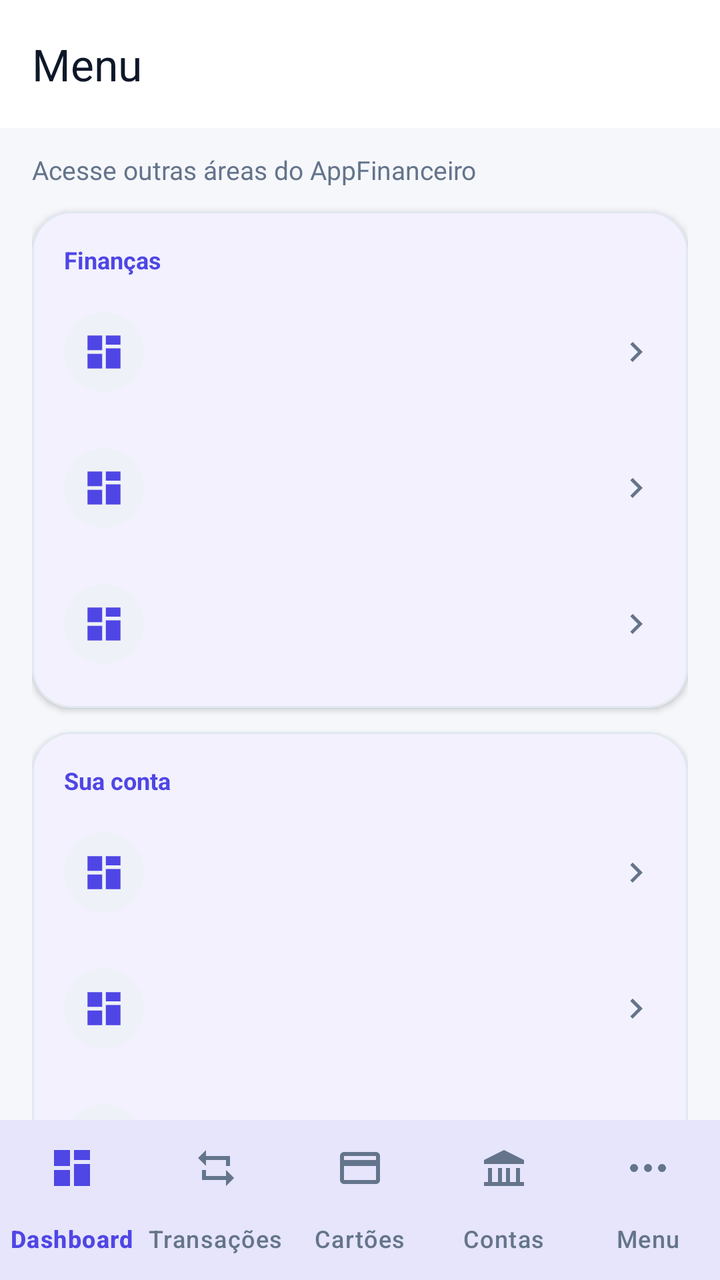
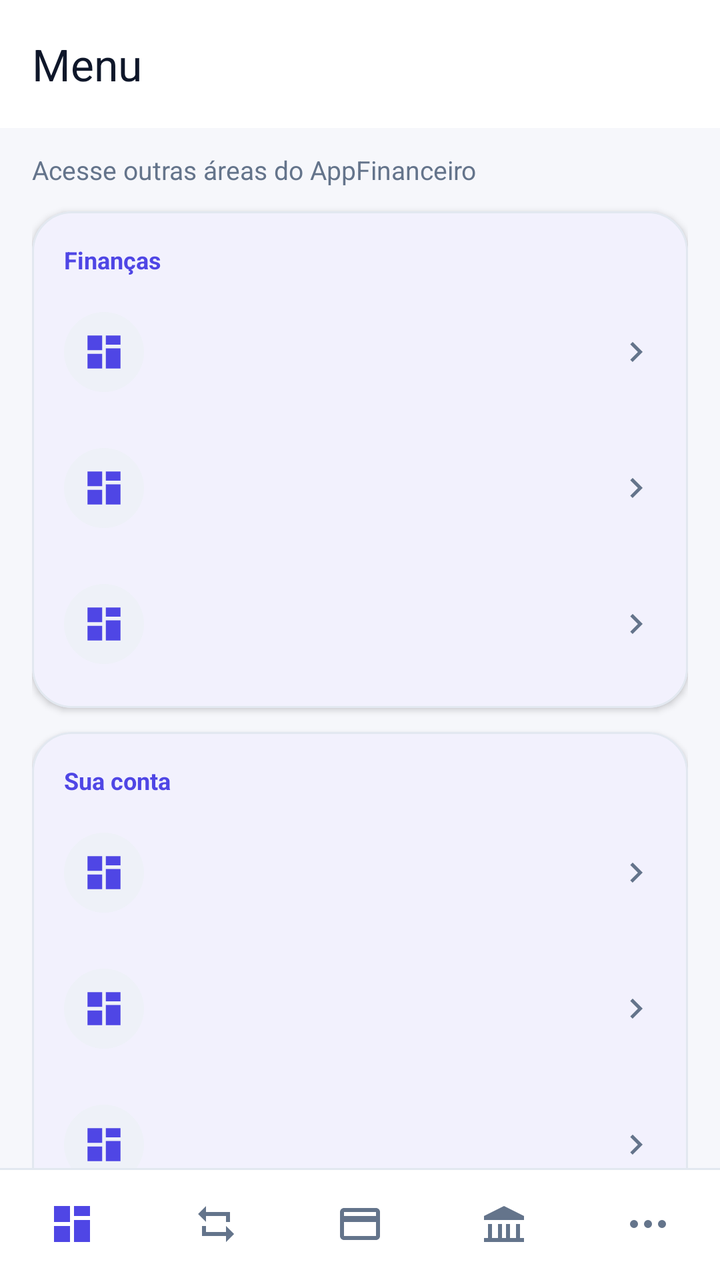

Two renders of the same Android screen: before a commit and after it. Below are the layout's source before the change and the commit's diff.
<!-- AndroidManifest.xml: activity theme Theme.Appfinanceiro -->
<!-- res/layout/activity_menu.xml -->
<?xml version="1.0" encoding="utf-8"?>
<androidx.coordinatorlayout.widget.CoordinatorLayout xmlns:android="http://schemas.android.com/apk/res/android"
    xmlns:app="http://schemas.android.com/apk/res-auto"
    xmlns:tools="http://schemas.android.com/tools"
    android:layout_width="match_parent"
    android:layout_height="match_parent"
    android:background="?android:attr/colorBackground"
    tools:context=".ui.menu.MenuActivity">

    <com.google.android.material.appbar.AppBarLayout
        android:layout_width="match_parent"
        android:layout_height="wrap_content"
        android:background="?attr/colorSurface">

        <com.google.android.material.appbar.MaterialToolbar
            android:layout_width="match_parent"
            android:layout_height="?attr/actionBarSize"
            android:background="?attr/colorSurface"
            app:title="Menu"
            app:titleTextColor="?attr/colorOnSurface" />
    </com.google.android.material.appbar.AppBarLayout>

    <androidx.core.widget.NestedScrollView
        android:layout_width="match_parent"
        android:layout_height="match_parent"
        android:clipToPadding="false"
        android:fillViewport="true"
        app:layout_behavior="@string/appbar_scrolling_view_behavior">

        <LinearLayout
            android:layout_width="match_parent"
            android:layout_height="wrap_content"
            android:orientation="vertical"
            android:paddingStart="16dp"
            android:paddingTop="12dp"
            android:paddingEnd="16dp"
            android:paddingBottom="104dp">

            <TextView
                android:layout_width="match_parent"
                android:layout_height="wrap_content"
                android:layout_marginBottom="12dp"
                android:text="Acesse outras áreas do AppFinanceiro"
                android:textColor="?attr/colorOnSurfaceVariant"
                android:textSize="13sp" />

            <com.google.android.material.card.MaterialCardView
                style="@style/ModernCard"
                android:layout_width="match_parent"
                android:layout_height="wrap_content"
                android:layout_marginBottom="12dp">

                <LinearLayout
                    android:layout_width="match_parent"
                    android:layout_height="wrap_content"
                    android:orientation="vertical"
                    android:padding="8dp">

                    <TextView
                        android:layout_width="match_parent"
                        android:layout_height="wrap_content"
                        android:paddingStart="8dp"
                        android:paddingTop="8dp"
                        android:paddingEnd="8dp"
                        android:paddingBottom="4dp"
                        android:text="Finanças"
                        android:textColor="?attr/colorPrimary"
                        android:textSize="12sp"
                        android:textStyle="bold" />

                    <include
                        android:id="@+id/menuCategories"
                        layout="@layout/item_menu_option" />

                    <include
                        android:id="@+id/menuReports"
                        layout="@layout/item_menu_option" />

                    <include
                        android:id="@+id/menuImport"
                        layout="@layout/item_menu_option" />
                </LinearLayout>
            </com.google.android.material.card.MaterialCardView>

            <com.google.android.material.card.MaterialCardView
                style="@style/ModernCard"
                android:layout_width="match_parent"
                android:layout_height="wrap_content"
                android:layout_marginBottom="24dp">

                <LinearLayout
                    android:layout_width="match_parent"
                    android:layout_height="wrap_content"
                    android:orientation="vertical"
                    android:padding="8dp">

                    <TextView
                        android:layout_width="match_parent"
                        android:layout_height="wrap_content"
                        android:paddingStart="8dp"
                        android:paddingTop="8dp"
                        android:paddingEnd="8dp"
                        android:paddingBottom="4dp"
                        android:text="Sua conta"
                        android:textColor="?attr/colorPrimary"
                        android:textSize="12sp"
                        android:textStyle="bold" />

                    <include
                        android:id="@+id/menuProfile"
                        layout="@layout/item_menu_option" />

                    <include
                        android:id="@+id/menuSettings"
                        layout="@layout/item_menu_option" />

                    <include
                        android:id="@+id/menuNotifications"
                        layout="@layout/item_menu_option" />
                </LinearLayout>
            </com.google.android.material.card.MaterialCardView>
        </LinearLayout>
    </androidx.core.widget.NestedScrollView>

    <include
        android:id="@+id/bottomNavigation"
        layout="@layout/bottom_navigation"
        android:layout_width="match_parent"
        android:layout_height="wrap_content"
        android:layout_gravity="bottom" />

</androidx.coordinatorlayout.widget.CoordinatorLayout>
<!-- res/layout/item_menu_option.xml (included above) -->
<?xml version="1.0" encoding="utf-8"?>
<LinearLayout xmlns:android="http://schemas.android.com/apk/res/android"
    xmlns:app="http://schemas.android.com/apk/res-auto"
    android:layout_width="match_parent"
    android:layout_height="68dp"
    android:background="?attr/selectableItemBackground"
    android:clickable="true"
    android:focusable="true"
    android:gravity="center_vertical"
    android:orientation="horizontal"
    android:paddingHorizontal="8dp">

    <FrameLayout
        android:layout_width="40dp"
        android:layout_height="40dp"
        android:background="@drawable/bg_icon_circle">

        <ImageView
            android:id="@+id/menuOptionIcon"
            android:layout_width="22dp"
            android:layout_height="22dp"
            android:layout_gravity="center"
            android:contentDescription="@null"
            android:src="@drawable/ic_menu_categories"
            app:tint="?attr/colorPrimary" />
    </FrameLayout>

    <LinearLayout
        android:layout_width="0dp"
        android:layout_height="wrap_content"
        android:layout_marginStart="12dp"
        android:layout_weight="1"
        android:orientation="vertical">

        <TextView
            android:id="@+id/menuOptionTitle"
            android:layout_width="match_parent"
            android:layout_height="wrap_content"
            android:textColor="?attr/colorOnSurface"
            android:textSize="15sp"
            android:textStyle="bold" />

        <TextView
            android:id="@+id/menuOptionSubtitle"
            android:layout_width="match_parent"
            android:layout_height="wrap_content"
            android:layout_marginTop="1dp"
            android:textColor="?attr/colorOnSurfaceVariant"
            android:textSize="12sp" />
    </LinearLayout>

    <ImageView
        android:layout_width="20dp"
        android:layout_height="20dp"
        android:contentDescription="@null"
        android:rotation="270"
        android:src="@drawable/ic_chevron_down"
        app:tint="?attr/colorOnSurfaceVariant" />
</LinearLayout>
<!-- res/layout/bottom_navigation.xml (included above) -->
<?xml version="1.0" encoding="utf-8"?>
<com.google.android.material.bottomnavigation.BottomNavigationView xmlns:android="http://schemas.android.com/apk/res/android"
    xmlns:app="http://schemas.android.com/apk/res-auto"
    android:id="@+id/bottomNavigation"
    android:layout_width="match_parent"
    android:layout_height="wrap_content"
    android:background="?attr/colorSurface"
    android:elevation="12dp"
    app:itemIconTint="@color/navigation_item_tint"
    app:itemTextColor="@color/navigation_item_tint"
    app:labelVisibilityMode="labeled"
    app:menu="@menu/menu_bottom_navigation" />
<!-- resources referenced by this layout -->
<resources>
  <!-- drawable bg_icon_circle (drawable) -->
  <?xml version="1.0" encoding="utf-8"?>
  <shape xmlns:android="http://schemas.android.com/apk/res/android"
      android:shape="oval">
      <solid android:color="?attr/colorSurfaceVariant" />
  </shape>
  <!-- drawable ic_chevron_down (drawable) -->
  <?xml version="1.0" encoding="utf-8"?>
  <vector xmlns:android="http://schemas.android.com/apk/res/android"
      android:width="24dp"
      android:height="24dp"
      android:viewportWidth="24"
      android:viewportHeight="24">
      <path
          android:fillColor="@color/on_surface_variant"
          android:pathData="M7.41,8.59L12,13.17l4.59,-4.58L18,10l-6,6 -6,-6z" />
  </vector>
  <!-- drawable ic_menu_categories (drawable) -->
  <vector xmlns:android="http://schemas.android.com/apk/res/android"
      android:width="24dp" android:height="24dp"
      android:viewportWidth="24" android:viewportHeight="24">
      <path android:fillColor="#FF000000" android:pathData="M3,3h8v8H3zM13,3h8v5h-8zM13,10h8v11h-8zM3,13h8v8H3z" />
  </vector>
  <style name="ModernCard" parent="Widget.Material3.CardView.Filled">
          <item name="cardBackgroundColor">?attr/colorSurface</item>
          <item name="cardCornerRadius">20dp</item>
          <item name="cardElevation">2dp</item>
          <item name="strokeColor">?attr/colorOutline</item>
          <item name="strokeWidth">1dp</item>
      </style>
  <style name="Theme.Appfinanceiro" parent="Theme.Appfinanceiro.Base">
          <item name="android:windowLightStatusBar">true</item>
          <item name="android:windowLightNavigationBar">true</item>
      </style>
  <color name="on_surface_variant">#FF64748B</color>
  <color name="brand_primary">#FF4F46E5</color>
  <color name="on_brand">#FFFFFFFF</color>
  <color name="surface_variant">#FFEEF1F8</color>
  <color name="on_surface">#FF0F172A</color>
  <color name="brand_secondary">#FF0EA5E9</color>
  <color name="cta_primary">#FF047857</color>
  <color name="on_cta">#FFFFFFFF</color>
  <color name="surface">#FFFFFFFF</color>
  <color name="surface_elevated">#FFFFFFFF</color>
  <color name="background">#FFF6F7FB</color>
  <color name="on_background">#FF0F172A</color>
  <color name="error">#FFDC2626</color>
  <color name="on_error">#FFFFFFFF</color>
  <color name="outline">#FFE2E8F0</color>
  <!-- unchanged entries left out for length: 1 -->
</resources>

<!-- the commit's change to res/layout/activity_menu.xml (unified diff, before → after) -->
@@ -13,6 +13,7 @@
         android:background="?attr/colorSurface">
 
         <com.google.android.material.appbar.MaterialToolbar
+            style="@style/ModernToolbar"
             android:layout_width="match_parent"
             android:layout_height="?attr/actionBarSize"
             android:background="?attr/colorSurface"
@@ -197,9 +198,13 @@
     android:id="@+id/bottomNavigation"
     android:layout_width="match_parent"
     android:layout_height="wrap_content"
-    android:background="?attr/colorSurface"
-    android:elevation="12dp"
+    android:background="@drawable/bg_bottom_navigation"
+    android:elevation="8dp"
+    android:minHeight="56dp"
+    app:itemIconSize="24dp"
     app:itemIconTint="@color/navigation_item_tint"
+    app:itemPaddingBottom="6dp"
+    app:itemPaddingTop="6dp"
     app:itemTextColor="@color/navigation_item_tint"
-    app:labelVisibilityMode="labeled"
+    app:labelVisibilityMode="unlabeled"
     app:menu="@menu/menu_bottom_navigation" />
<!-- resource entries referenced after the edit -->
@@ -1,5 +1,21 @@
 <!-- resources referenced by this layout -->
 <resources>
+  <!-- drawable bg_bottom_navigation (drawable) -->
+  <?xml version="1.0" encoding="utf-8"?>
+  <layer-list xmlns:android="http://schemas.android.com/apk/res/android">
+      <item>
+          <shape android:shape="rectangle">
+              <solid android:color="?attr/colorSurface" />
+          </shape>
+      </item>
+      <item
+          android:height="1dp"
+          android:gravity="top">
+          <shape android:shape="rectangle">
+              <solid android:color="?attr/colorOutline" />
+          </shape>
+      </item>
+  </layer-list>
   <!-- drawable bg_icon_circle (drawable) -->
   <?xml version="1.0" encoding="utf-8"?>
   <shape xmlns:android="http://schemas.android.com/apk/res/android"
@@ -30,6 +46,13 @@
           <item name="strokeColor">?attr/colorOutline</item>
           <item name="strokeWidth">1dp</item>
       </style>
+  <style name="ModernToolbar" parent="Widget.Material3.Toolbar">
+          <item name="android:background">?attr/colorSurface</item>
+          <item name="android:elevation">0dp</item>
+          <item name="titleTextColor">?attr/colorOnSurface</item>
+          <item name="subtitleTextColor">?attr/colorOnSurfaceVariant</item>
+          <item name="navigationIconTint">?attr/colorPrimary</item>
+      </style>
   <style name="Theme.Appfinanceiro" parent="Theme.Appfinanceiro.Base">
           <item name="android:windowLightStatusBar">true</item>
           <item name="android:windowLightNavigationBar">true</item>
